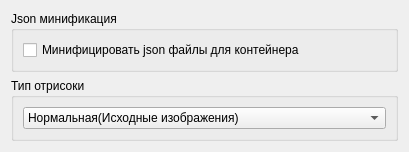
Old version of the form ScreamingMercury/SettingsWindow.ui in the repository Ingener74/Small-Screwdriver.
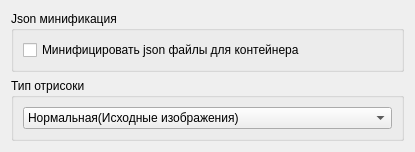
New version of the form. Icons and pictures are not drawn.

```diff
--- a/ScreamingMercury/SettingsWindow.ui
+++ b/ScreamingMercury/SettingsWindow.ui
@@ -6,7 +6,7 @@
    <rect>
     <x>0</x>
     <y>0</y>
-    <width>355</width>
+    <width>415</width>
     <height>145</height>
    </rect>
   </property>
```
Left out of the diff: 2 changed lines with no effect on the pictures.
